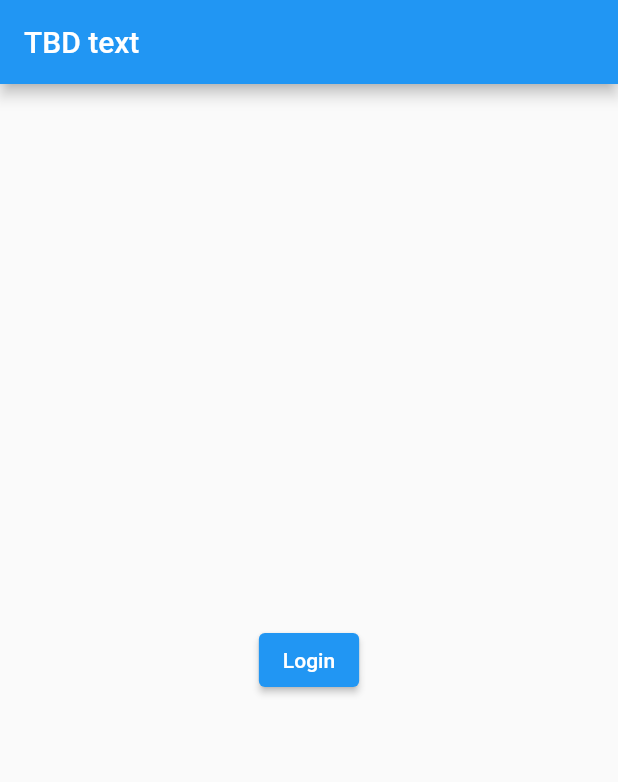
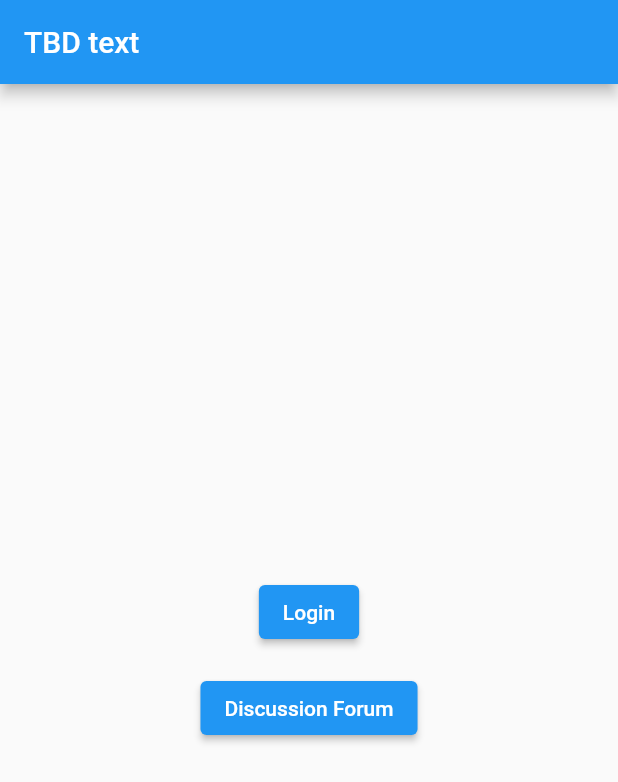
Before and after one commit to akshatarrao/CSI5112-Project, a Flutter app: the screen it shows after launch, on a phone screen of 412 x 824 dp. Shown: the top 782 px of the screen. Run offline on Flutter 3.47's test engine with Material 2 defaults, Android fonts, the phone set to English and light mode, and no system bars; our stand-ins replace faker, google_fonts, pdf, printing.

Commit message:
First Attempt at Discussion form, more to do.

```diff
--- a/frontend/lib/page/welcome.dart
+++ b/frontend/lib/page/welcome.dart
@@ -1,5 +1,7 @@
 import 'package:csi5112_frontend/component/app_bar.dart';
+import 'package:csi5112_frontend/main.dart';
 import 'package:csi5112_frontend/page/item_list.dart';
+import 'package:csi5112_frontend/page/discussion_forum.dart';
 import 'package:csi5112_frontend/page/order_history.dart';
 import 'package:flutter/material.dart';
 
@@ -12,7 +14,11 @@ class Welcome extends StatelessWidget {
       appBar: DefaultAppBar.getAppBar(),
       // TODO: Add more team/project info
       body: Center(
-        child: ElevatedButton(
+        child: Column(
+          mainAxisAlignment: MainAxisAlignment.center,
+          crossAxisAlignment: CrossAxisAlignment.center,
+          children: <Widget>[
+            ElevatedButton(
               child: const Text('Login'),
               onPressed: () {
                 // navigate to item list page
@@ -22,6 +28,19 @@ class Welcome extends StatelessWidget {
                 );
               },
             ),
+            SizedBox(height: 16),
+            ElevatedButton(
+              child: const Text('Discussion Forum'),
+              onPressed: () {
+                // navigate to item list page
+                Navigator.push(
+                  context,
+                  MaterialPageRoute(builder: (context) => DiscussionForum()),
+                );
+              },
+            ),
+          ]
+        )
       ),
     );
   }
```
Also changed, not shown: frontend/lib/dataModal/question.dart (added, +10 -0 lines), frontend/lib/page/discussion_forum.dart (added, +31 -0 lines). Lines whose indentation alone changed are shown as unchanged.
